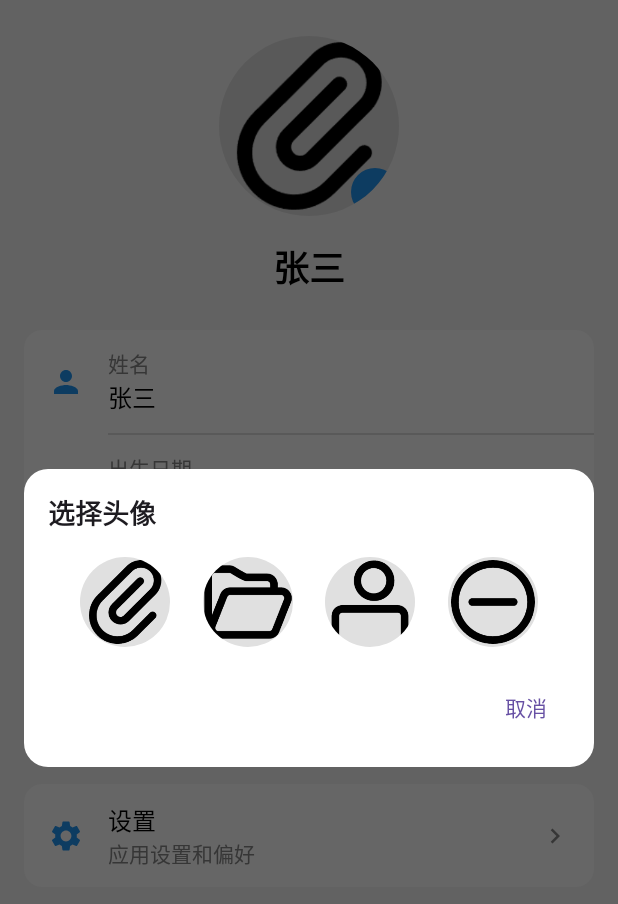
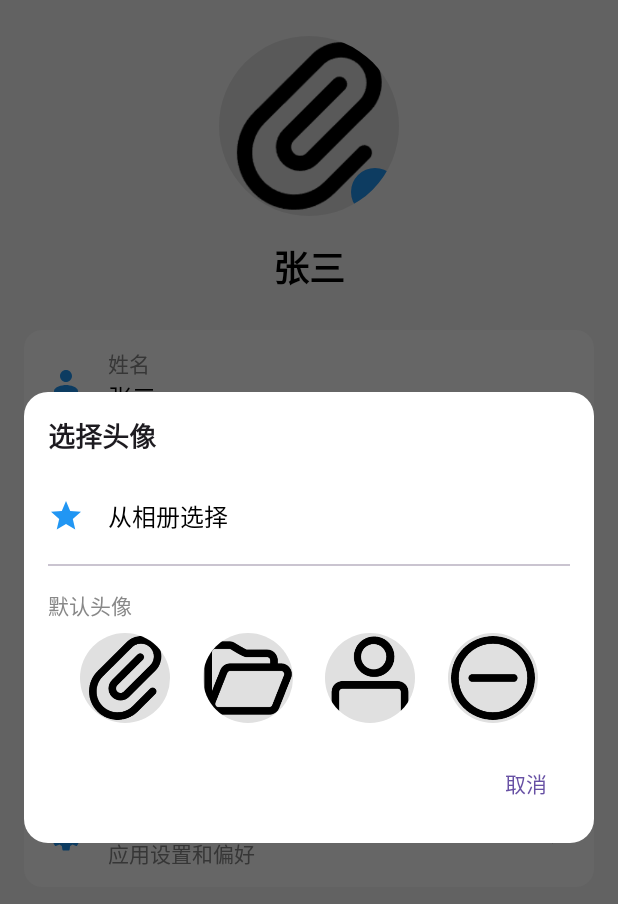
Before and after one commit to Shangyizhou/kotlin, an Android app built with Jetpack Compose: the composable PersonalScreen shown on its own in the app's theme, after a tap on "头像", on a phone screen of 412 x 824 dp. Shown: the top 904 px of the screen. Run offline under Robolectric (Android 15) with nearby library versions, the phone set to English and light mode, and no system bars; pictures from the network do not load; 1 statement that could not run was skipped.

Commit message:
feat()：支持选择本地照片当作头像

```diff
--- a/app/build.gradle.kts
+++ b/app/build.gradle.kts
@@ -79,4 +79,9 @@ dependencies {
     implementation(libs.room.runtime)
     implementation(libs.room.ktx)
     ksp(libs.room.compiler)
+
+    // 图片选择和权限处理
+    implementation("androidx.activity:activity-ktx:1.10.1")
+    implementation("androidx.activity:activity-compose:1.10.1")
+    implementation("io.coil-kt:coil-compose:2.6.0")
 }
--- a/app/src/main/java/com/example/kotlin/screens/PersonalScreen.kt
+++ b/app/src/main/java/com/example/kotlin/screens/PersonalScreen.kt
@@ -1,5 +1,8 @@
 package com.example.kotlin.screens
 
+import android.net.Uri
+import androidx.activity.compose.rememberLauncherForActivityResult
+import androidx.activity.result.contract.ActivityResultContracts
 import androidx.compose.foundation.Image
 import androidx.compose.foundation.background
 import androidx.compose.foundation.clickable
@@ -17,19 +20,50 @@ import androidx.compose.ui.draw.clip
 import androidx.compose.ui.graphics.Color
 import androidx.compose.ui.graphics.vector.ImageVector
 import androidx.compose.ui.layout.ContentScale
+import androidx.compose.ui.platform.LocalContext
 import androidx.compose.ui.res.painterResource
 import androidx.compose.ui.text.font.FontWeight
 import androidx.compose.ui.tooling.preview.Preview
 import androidx.compose.ui.unit.dp
 import androidx.compose.ui.unit.sp
 import androidx.compose.ui.window.Dialog
+import coil.compose.AsyncImage
 import com.example.kotlin.R
+import com.example.kotlin.util.PermissionManager
 
 @OptIn(ExperimentalMaterial3Api::class)
 @Composable
 fun PersonalScreen() {
     var showImagePickerDialog by remember { mutableStateOf(false) }
     var selectedImageRes by remember { mutableStateOf(R.drawable.profile) }
+    var selectedImageUri by remember { mutableStateOf<Uri?>(null) }
+    val context = LocalContext.current
+
+    // 权限状态
+    val hasPermission = remember { mutableStateOf(PermissionManager.hasImagePermission(context)) }
+
+    // 权限申请启动器
+    val permissionLauncher = rememberLauncherForActivityResult(
+        contract = ActivityResultContracts.RequestMultiplePermissions()
+    ) { permissions ->
+        val allGranted = permissions.values.all { it }
+        hasPermission.value = allGranted
+
+        if (allGranted) {
+            // 权限获取成功，打开图片选择器
+            showImagePickerDialog = true
+        }
+    }
+
+    // 图片选择启动器
+    val imagePickerLauncher = rememberLauncherForActivityResult(
+        contract = ActivityResultContracts.GetContent()
+    ) { uri ->
+        uri?.let {
+            selectedImageUri = it
+            selectedImageRes = 0 // 清空默认图片
+        }
+    }
 
     Column(
         modifier = Modifier
@@ -39,7 +73,15 @@ fun PersonalScreen() {
         // 顶部头像区域
         ProfileHeader(
             imageRes = selectedImageRes,
-            onImageClick = { showImagePickerDialog = true }
+            imageUri = selectedImageUri,
+            onImageClick = {
+                if (hasPermission.value) {
+                    showImagePickerDialog = true
+                } else {
+                    // 申请权限
+                    permissionLauncher.launch(PermissionManager.getImagePermissions())
+                }
+            }
         )
 
         // 个人信息列表
@@ -55,7 +97,12 @@ fun PersonalScreen() {
             onDismiss = { showImagePickerDialog = false },
             onImageSelected = { imageRes ->
                 selectedImageRes = imageRes
+                selectedImageUri = null // 清空URI
                 showImagePickerDialog = false
+            },
+            onGallerySelected = {
+                showImagePickerDialog = false
+                imagePickerLauncher.launch("image/*")
             }
         )
     }
@@ -64,6 +111,7 @@ fun PersonalScreen() {
 @Composable
 fun ProfileHeader(
     imageRes: Int,
+    imageUri: Uri?,
     onImageClick: () -> Unit
 ) {
     Column(
@@ -81,12 +129,31 @@ fun ProfileHeader(
                 .background(Color(0xFFE0E0E0)),
             contentAlignment = Alignment.Center
         ) {
+            if (imageUri != null) {
+                // 显示从相册选择的图片
+                AsyncImage(
+                    model = imageUri,
+                    contentDescription = "头像",
+                    modifier = Modifier.fillMaxSize(),
+                    contentScale = ContentScale.Crop
+                )
+            } else if (imageRes != 0) {
+                // 显示默认图片
                 Image(
                     painter = painterResource(id = imageRes),
                     contentDescription = "头像",
                     modifier = Modifier.fillMaxSize(),
                     contentScale = ContentScale.Crop
                 )
+            } else {
+                // 显示占位符
+                Icon(
+                    Icons.Default.Person,
+                    contentDescription = "头像占位符",
+                    modifier = Modifier.size(60.dp),
+                    tint = Color.Gray
+                )
+            }
 
             // 编辑图标
             Box(
@@ -122,7 +189,7 @@ fun ProfileHeader(
 fun PersonalInfoList() {
     val personalInfo = listOf(
         PersonalInfoItem("姓名", "张三", Icons.Default.Person),
-        PersonalInfoItem("出生日期", "1995年3月15日", Icons.Default.Person),
+        PersonalInfoItem("出生日期", "1995年3月15日", Icons.Default.Star),
         PersonalInfoItem("星座", "双鱼座", Icons.Default.Star),
         PersonalInfoItem("个性签名", "热爱生活，追求梦想", Icons.Default.Edit)
     )
@@ -277,15 +344,9 @@ fun SettingsRow(
 @Composable
 fun ImagePickerDialog(
     onDismiss: () -> Unit,
-    onImageSelected: (Int) -> Unit
+    onImageSelected: (Int) -> Unit,
+    onGallerySelected: () -> Unit
 ) {
-    val imageOptions = listOf(
-        R.drawable.profile,
-        R.drawable.chat,
-        R.drawable.news,
-        R.drawable.square
-    )
-
     Dialog(onDismissRequest = onDismiss) {
         Card(
             modifier = Modifier
@@ -304,10 +365,49 @@ fun ImagePickerDialog(
                     modifier = Modifier.padding(bottom = 16.dp)
                 )
 
+                // 从相册选择按钮
+                Row(
+                    modifier = Modifier
+                        .fillMaxWidth()
+                        .clickable { onGallerySelected() }
+                        .padding(vertical = 12.dp),
+                    verticalAlignment = Alignment.CenterVertically
+                ) {
+                    Icon(
+                        Icons.Default.Star,
+                        contentDescription = "相册",
+                        tint = Color(0xFF2196F3),
+                        modifier = Modifier.size(24.dp)
+                    )
+                    Spacer(modifier = Modifier.width(16.dp))
+                    Text(
+                        text = "从相册选择",
+                        fontSize = 16.sp,
+                        color = Color.Black
+                    )
+                }
+
+                Divider(modifier = Modifier.padding(vertical = 8.dp))
+
+                // 默认头像选项
+                Text(
+                    text = "默认头像",
+                    fontSize = 14.sp,
+                    color = Color.Gray,
+                    modifier = Modifier.padding(vertical = 8.dp)
+                )
+
                 Row(
                     modifier = Modifier.fillMaxWidth(),
                     horizontalArrangement = Arrangement.SpaceEvenly
                 ) {
+                    val imageOptions = listOf(
+                        R.drawable.profile,
+                        R.drawable.chat,
+                        R.drawable.news,
+                        R.drawable.square
+                    )
+
                     imageOptions.forEach { imageRes ->
                         Box(
                             modifier = Modifier
@@ -354,24 +454,3 @@ data class PersonalInfoItem(
 fun PersonalScreenPreview() {
     PersonalScreen()
 }
-//
-//@Preview(showBackground = true, name = "头像区域")
-//@Composable
-//fun ProfileHeaderPreview() {
-//    ProfileHeader(
-//        imageRes = R.drawable.profile,
-//        onImageClick = { println("点击头像") }
-//    )
-//}
-//
-//@Preview(showBackground = true, name = "个人信息列表")
-//@Composable
-//fun PersonalInfoListPreview() {
-//    PersonalInfoList()
-//}
-//
-//@Preview(showBackground = true, name = "设置区域")
-//@Composable
-//fun SettingsSectionPreview() {
-//    SettingsSection()
-//}
--- /dev/null
+++ b/app/src/main/res/xml/file_paths.xml
@@ -0,0 +1,6 @@
+<?xml version="1.0" encoding="utf-8"?>
+<paths xmlns:android="http://schemas.android.com/apk/res/android">
+    <external-files-path name="my_images" path="Pictures" />
+    <external-cache-path name="my_cache" path="." />
+    <cache-path name="my_cache" path="." />
+</paths>
```
Also changed, not shown: app/src/main/AndroidManifest.xml (+17 -0 lines), app/src/main/java/com/example/kotlin/util/AppPermissionChecker.kt (+38 -17 lines), app/src/main/java/com/example/kotlin/util/PermissionManager.kt (+57 -106 lines). Lines whose indentation alone changed are shown as unchanged.
